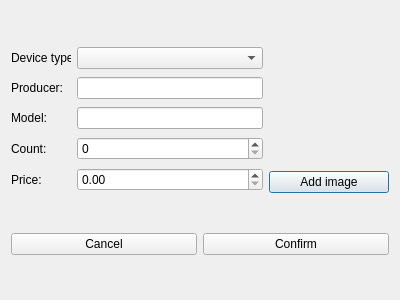
The window that addeditdevicewindow.ui (szymon27/xkomx) describes before a commit, drawn with Qt 5.
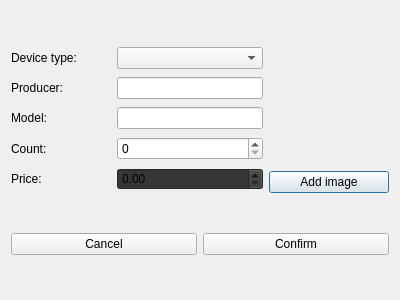
The same window after the commit.

What changed in the file:
```diff
--- a/addeditdevicewindow.ui
+++ b/addeditdevicewindow.ui
@@ -24,7 +24,7 @@
           <widget class="QLabel" name="lbDeviceType">
            <property name="minimumSize">
             <size>
-             <width>60</width>
+             <width>100</width>
              <height>0</height>
             </size>
            </property>
@@ -50,7 +50,7 @@
           <widget class="QLabel" name="lbProducer">
            <property name="minimumSize">
             <size>
-             <width>60</width>
+             <width>100</width>
              <height>0</height>
             </size>
            </property>
@@ -76,7 +76,7 @@
           <widget class="QLabel" name="label_2">
            <property name="minimumSize">
             <size>
-             <width>60</width>
+             <width>100</width>
              <height>0</height>
             </size>
            </property>
@@ -102,7 +102,7 @@
           <widget class="QLabel" name="label_3">
            <property name="minimumSize">
             <size>
-             <width>60</width>
+             <width>100</width>
              <height>0</height>
             </size>
            </property>
@@ -132,7 +132,7 @@
           <widget class="QLabel" name="label_4">
            <property name="minimumSize">
             <size>
-             <width>60</width>
+             <width>100</width>
              <height>0</height>
             </size>
            </property>
@@ -149,6 +149,11 @@
          </item>
          <item>
           <widget class="QDoubleSpinBox" name="sbxPrice">
+           <property name="styleSheet">
+            <string notr="true">QDoubleSpinBox{
+background-color:#363636;
+}</string>
+           </property>
            <property name="decimals">
             <number>2</number>
            </property>
```
